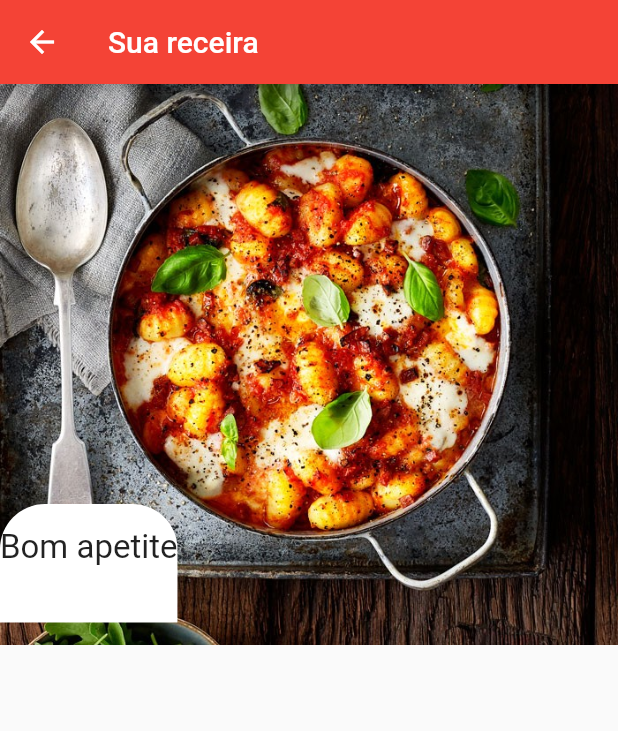
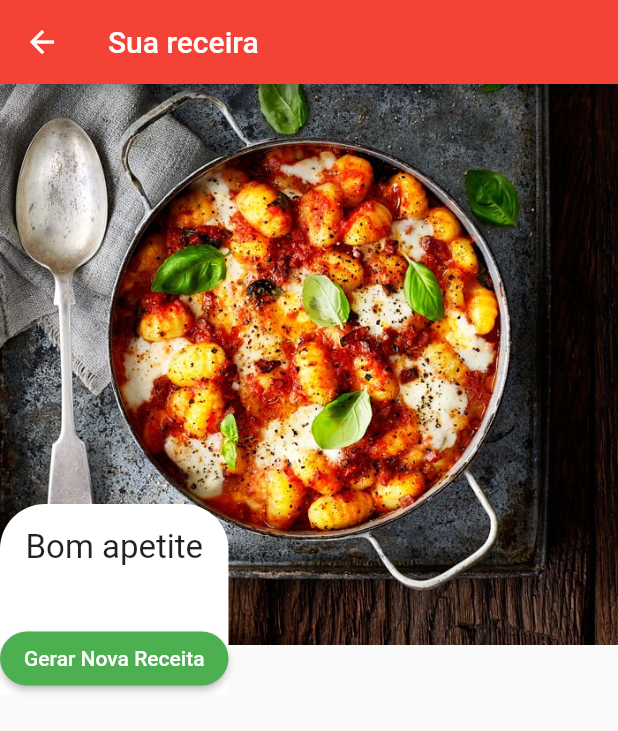
Before and after one commit to ApoloRossi/recipe, a Flutter app: the RecipeDescription screen opened directly with empty values, on a phone screen of 412 x 824 dp. Shown: the top 731 px of the screen. Run offline on Flutter 3.47's test engine with Material 2 defaults, Android fonts, the phone set to English and light mode, and no system bars; our stand-ins replace sqflite; accounts and stored records are empty; network calls fail.

```diff
--- a/lib/screens/RecipeDescription.dart
+++ b/lib/screens/RecipeDescription.dart
@@ -36,7 +36,24 @@ class RecipeDescription extends StatelessWidget {
                   Padding(
                       padding: const EdgeInsets.fromLTRB(16, 0, 16, 16),
                       child: Text(recipeArg.recipe,
-                          style: const TextStyle(fontSize: 18)))
+                          style: const TextStyle(fontSize: 18))),
+                  ElevatedButton(
+                      onPressed: () {
+                        Navigator.pop(context, true);
+                      },
+                      child: Text("Gerar Nova Receita"),
+                      style: ButtonStyle(
+                          backgroundColor:
+                          MaterialStateProperty.resolveWith<Color?>(
+                                (Set<MaterialState> states) {
+                              return Colors.green;
+                            },
+                          ),
+                          shape: MaterialStateProperty.all<
+                              RoundedRectangleBorder>(
+                              RoundedRectangleBorder(
+                                  borderRadius:
+                                  BorderRadius.circular(18.0)))))
                 ],
               ),
             )
```
Also changed, not shown: lib/screens/loading_screen.dart (+33 -1 lines).
